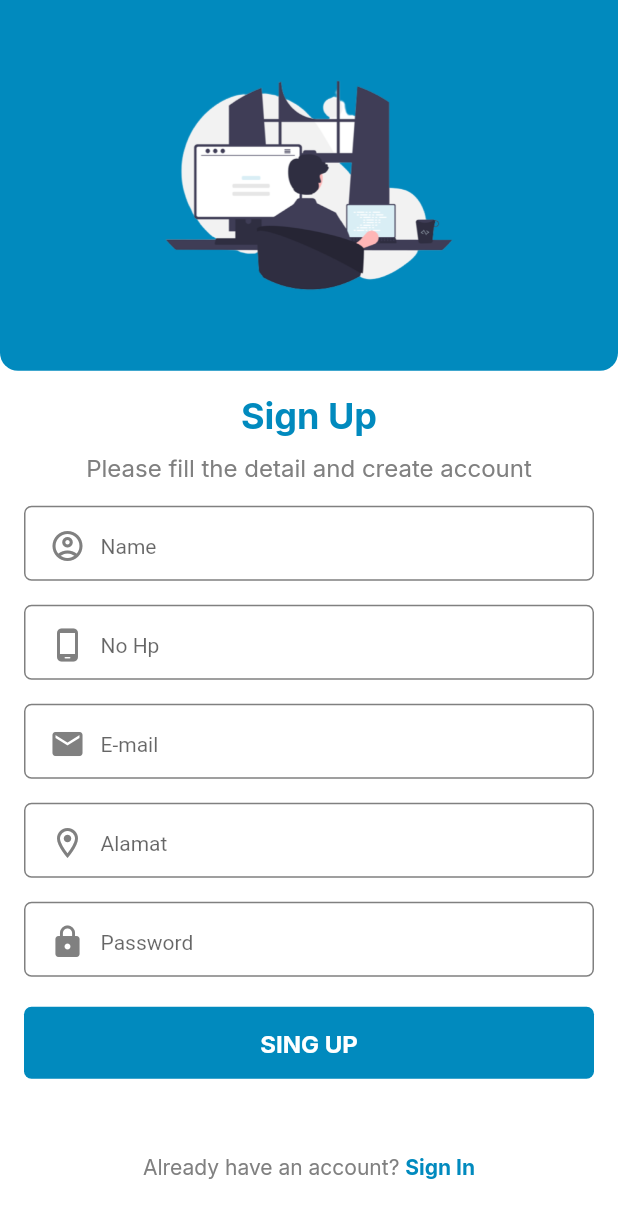
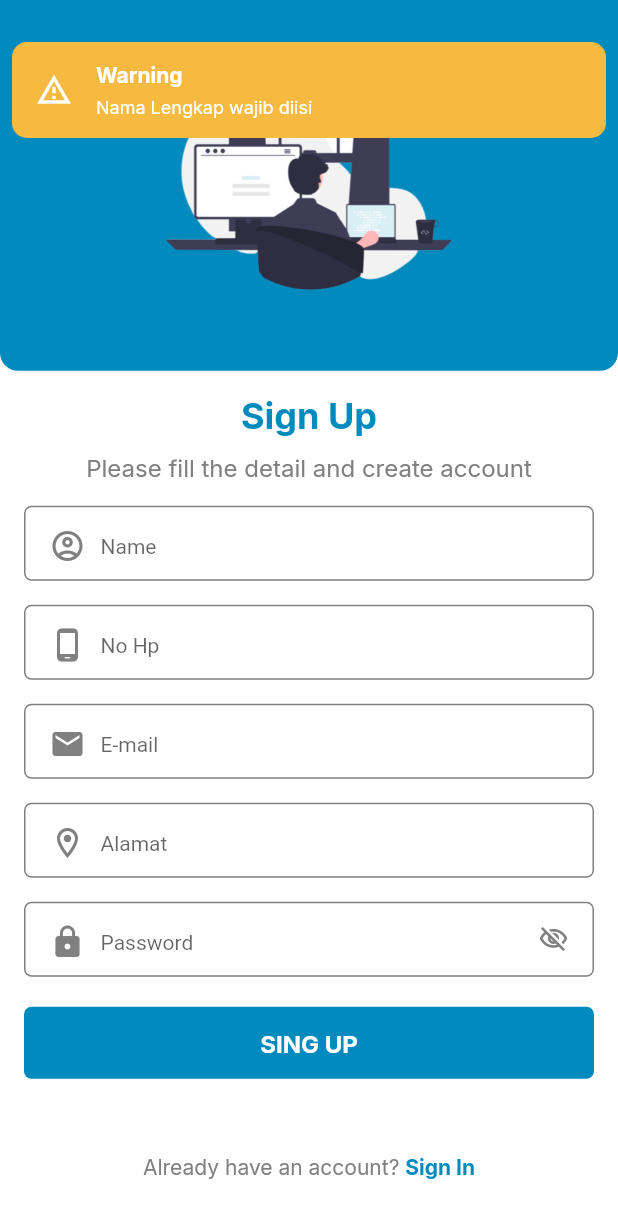
Before and after one commit to Candra06/InovilageMobile, a Flutter app: the RegisterScreen screen opened by its route, after a tap on "SING UP", on a phone screen of 412 x 824 dp. Shown: the top 1218 px of the screen. Run offline on Flutter 3.47's test engine with Material 2 defaults, Android fonts, the phone set to English and light mode, and no system bars; our stand-ins replace cached_network_image, flutter_svg, google_fonts, page_transition, shared_preferences; missing offline and left inert: open_street_map_search_and_pick; accounts and stored records are empty.

Commit message:
login, register, get user data, dashboard

```diff
--- a/lib/model/AuthModel.dart
+++ b/lib/model/AuthModel.dart
@@ -29,7 +29,7 @@ class AuthModel {
         createdAt: json["created_at"] == null
             ? null
             : DateTime.parse(json["created_at"]),
-        saldo: json["saldo"] ?? 0,
+        saldo: int.parse(json["saldo"].toString()),
         id: json["id"] ?? 0,
       );
 
--- a/lib/screen/auth/RegisterScreen.dart
+++ b/lib/screen/auth/RegisterScreen.dart
@@ -1,11 +1,14 @@
 import 'package:flutter/material.dart';
 import 'package:inovilage/helper/Navigation.dart';
+import 'package:inovilage/provider/AuthProvider.dart';
+import 'package:inovilage/static/SnackBar.dart';
 import 'package:inovilage/static/images.dart';
 import 'package:inovilage/static/themes.dart';
 import 'package:inovilage/widget/ButtonWidget.dart';
 import 'package:inovilage/widget/ImageWidget.dart';
 import 'package:inovilage/widget/InputWidget.dart';
 import 'package:inovilage/widget/TextWidget.dart';
+import 'package:provider/provider.dart';
 
 class RegisterScreen extends StatefulWidget {
   const RegisterScreen({Key? key}) : super(key: key);
@@ -15,11 +18,116 @@ class RegisterScreen extends StatefulWidget {
 }
 
 class RegisterScreenState extends State<RegisterScreen> {
+  bool loading = false;
   TextEditingController nameController = TextEditingController(),
       hpController = TextEditingController(),
       emailController = TextEditingController(),
       passwordController = TextEditingController(),
       addressController = TextEditingController();
+
+  void onSubmit() {
+    if (nameController.text.isEmpty) {
+      showSnackBar(
+        context,
+        "Warning",
+        subtitle: "Nama Lengkap wajib diisi",
+        type: "warning",
+        duration: 3,
+        position: 'top',
+      );
+    } else if (hpController.text.isEmpty) {
+      showSnackBar(
+        context,
+        "Warning",
+        subtitle: "Nomor telepon wajib diisi",
+        type: "warning",
+        duration: 3,
+        position: 'top',
+      );
+    } else if (emailController.text.isEmpty) {
+      showSnackBar(
+        context,
+        "Warning",
+        subtitle: "Email wajib diisi",
+        type: "warning",
+        duration: 3,
+        position: 'top',
+      );
+    } else if (passwordController.text.isEmpty) {
+      showSnackBar(
+        context,
+        "Warning",
+        subtitle: "Password wajib diisi",
+        type: "warning",
+        duration: 3,
+        position: 'top',
+      );
+    } else if (addressController.text.isEmpty) {
+      showSnackBar(
+        context,
+        "Warning",
+        subtitle: "Alamat wajib diisi",
+        type: "warning",
+        duration: 3,
+        position: 'top',
+      );
+    } else {
+      register();
+    }
+  }
+
+  register() async {
+    setState(() {
+      loading = true;
+    });
+    Map<String, dynamic> body = {
+      "name": nameController.text,
+      "email": emailController.text,
+      "phone": hpController.text,
+      "password": passwordController.text,
+      "role": "Pengguna",
+      "status": "Aktif",
+      "alamat": addressController.text
+    };
+
+    await Provider.of<AuthProvider>(
+      context,
+      listen: false,
+    )
+        .register(
+      body: body,
+    )
+        .then((value) async {
+      if (value['code'] == '00') {
+        if (value['data']['role'] == 'Pengguna') {
+          await Provider.of<AuthProvider>(
+            context,
+            listen: false,
+          ).dashboard().then((response) {
+            if (response['code'] == '00') {
+              Navigator.pushNamed(
+                context,
+                Navigation.homeScreen,
+              );
+            }
+          });
+        } else {}
+      } else {
+        showSnackBar(
+          context,
+          "Failed",
+          subtitle: value['message'],
+          type: "error",
+          duration: 5,
+          position: 'top',
+        );
+      }
+    });
+    setState(() {
+      loading = false;
+    });
+  }
+
   @override
   Widget build(BuildContext context) {
     return Scaffold(
@@ -128,14 +236,21 @@ class RegisterScreenState extends State<RegisterScreen> {
                       title: "hidden",
                       hintText: "Password",
                       controller: passwordController,
+                      obscure: true,
                       iconLeft: Icons.lock,
                     ),
                   ),
                   SizedBox(
                     width: double.infinity,
                     child: ButtonWidget(
+                      isLoading: loading,
+                      theme: loading ? 'disable' : 'primary',
                       label: "Sing Up",
-                      onPressed: () {},
+                      onPressed: () {
+                        if (!loading) {
+                          onSubmit();
+                        }
+                      },
                       upperCase: true,
                     ),
                   ),
```
Also changed, not shown: lib/network/EndPoint.dart (+54 -0 lines), lib/network/Network.dart (+11 -5 lines), lib/provider/AuthProvider.dart (+129 -0 lines), lib/screen/auth/LoginScreen.dart (+99 -5 lines).
